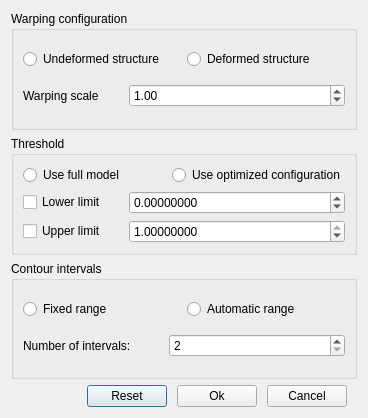
First picture: the form in post.ui, repository ZhiruiFan/pacnanogui, before the edit.
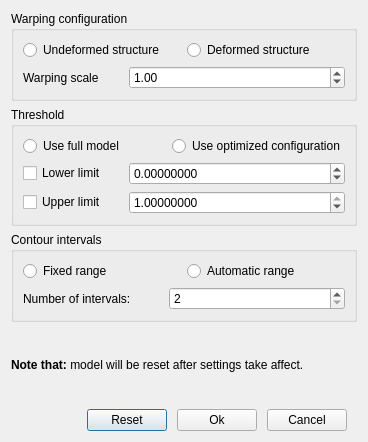
Second picture: the form after the edit. Icons and pictures are not drawn.

The edit to the form file:
```diff
--- a/post.ui
+++ b/post.ui
@@ -7,19 +7,19 @@
     <x>0</x>
     <y>0</y>
     <width>368</width>
-    <height>418</height>
+    <height>442</height>
    </rect>
   </property>
   <property name="minimumSize">
    <size>
     <width>368</width>
-    <height>418</height>
+    <height>442</height>
    </size>
   </property>
   <property name="maximumSize">
    <size>
     <width>368</width>
-    <height>418</height>
+    <height>442</height>
    </size>
   </property>
   <property name="windowTitle">
@@ -263,6 +263,13 @@
      </layout>
     </widget>
    </item>
+   <item>
+    <widget class="QLabel" name="label_3">
+     <property name="text">
+      <string>&lt;html&gt;&lt;head/&gt;&lt;body&gt;&lt;p&gt;&lt;span style=&quot; font-weight:700;&quot;&gt;Note that: &lt;/span&gt;model will be reset after settings take affect.&lt;/p&gt;&lt;/body&gt;&lt;/html&gt;</string>
+     </property>
+    </widget>
+   </item>
    <item>
     <layout class="QHBoxLayout" name="horizontalLayout_6">
      <property name="spacing">
```
